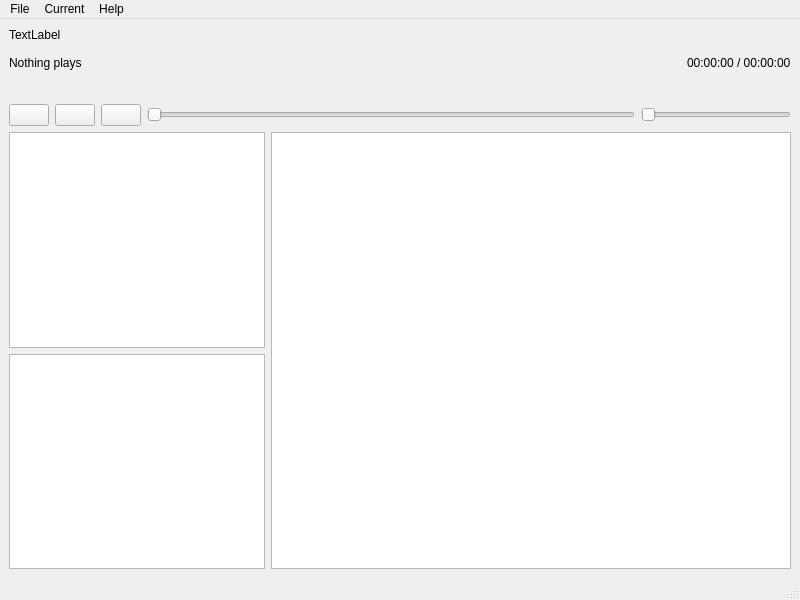
Qt form mainwindow.ui (TechnoMag82/mocp_gui) before a commit.
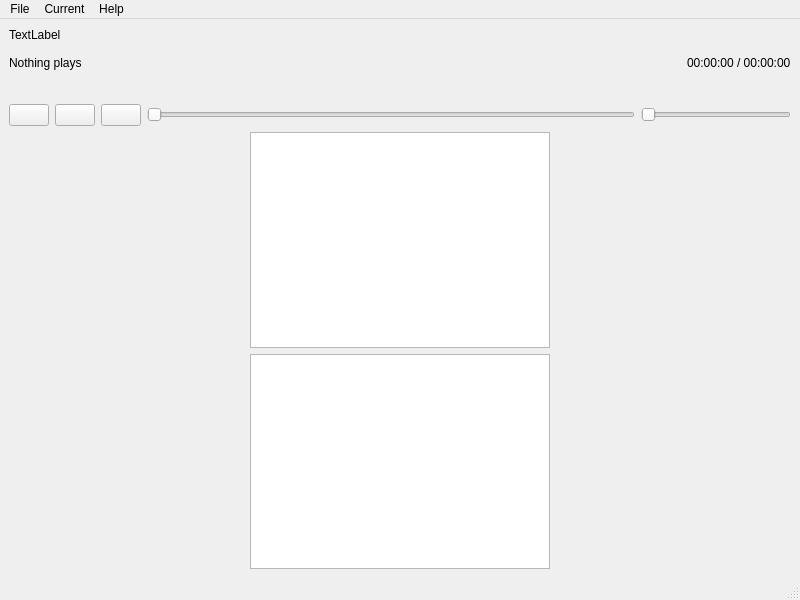
The same form after that commit. Icons and pictures are not drawn.

```diff
--- a/mainwindow.ui
+++ b/mainwindow.ui
@@ -231,31 +231,6 @@
         </item>
        </layout>
       </item>
-      <item>
-       <widget class="QTableView" name="tableViewPlaylist">
-        <property name="editTriggers">
-         <set>QAbstractItemView::NoEditTriggers</set>
-        </property>
-        <property name="dragDropOverwriteMode">
-         <bool>false</bool>
-        </property>
-        <property name="selectionMode">
-         <enum>QAbstractItemView::SingleSelection</enum>
-        </property>
-        <property name="selectionBehavior">
-         <enum>QAbstractItemView::SelectRows</enum>
-        </property>
-        <property name="showGrid">
-         <bool>false</bool>
-        </property>
-        <property name="wordWrap">
-         <bool>false</bool>
-        </property>
-        <property name="cornerButtonEnabled">
-         <bool>false</bool>
-        </property>
-       </widget>
-      </item>
      </layout>
     </item>
    </layout>
```
